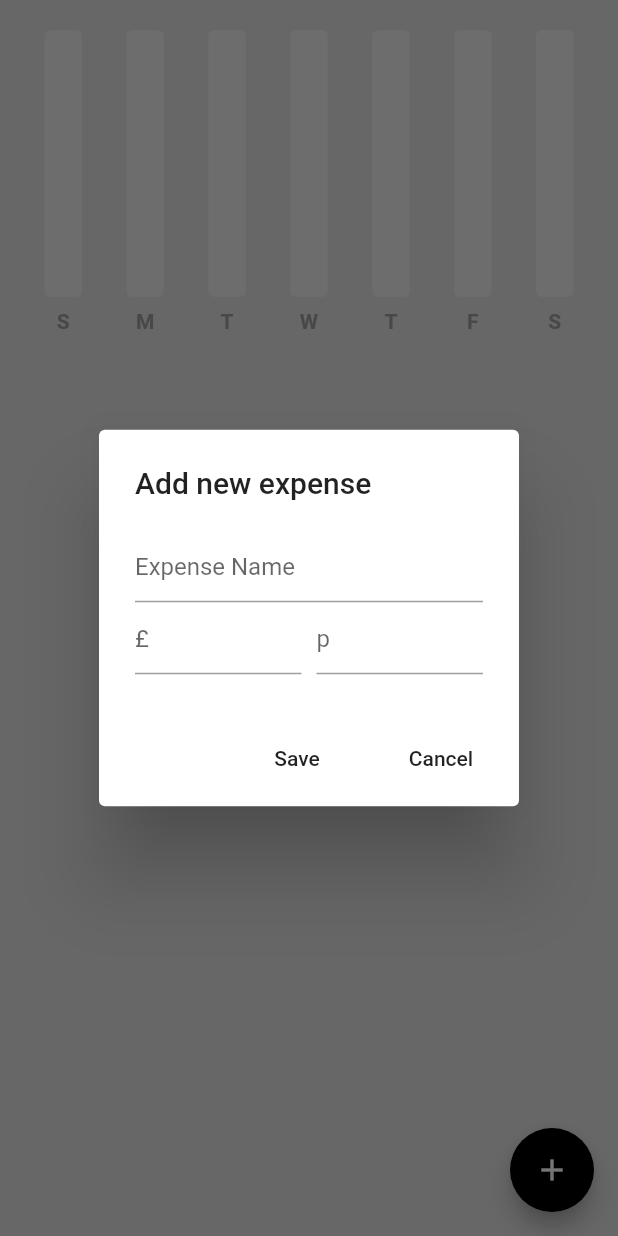
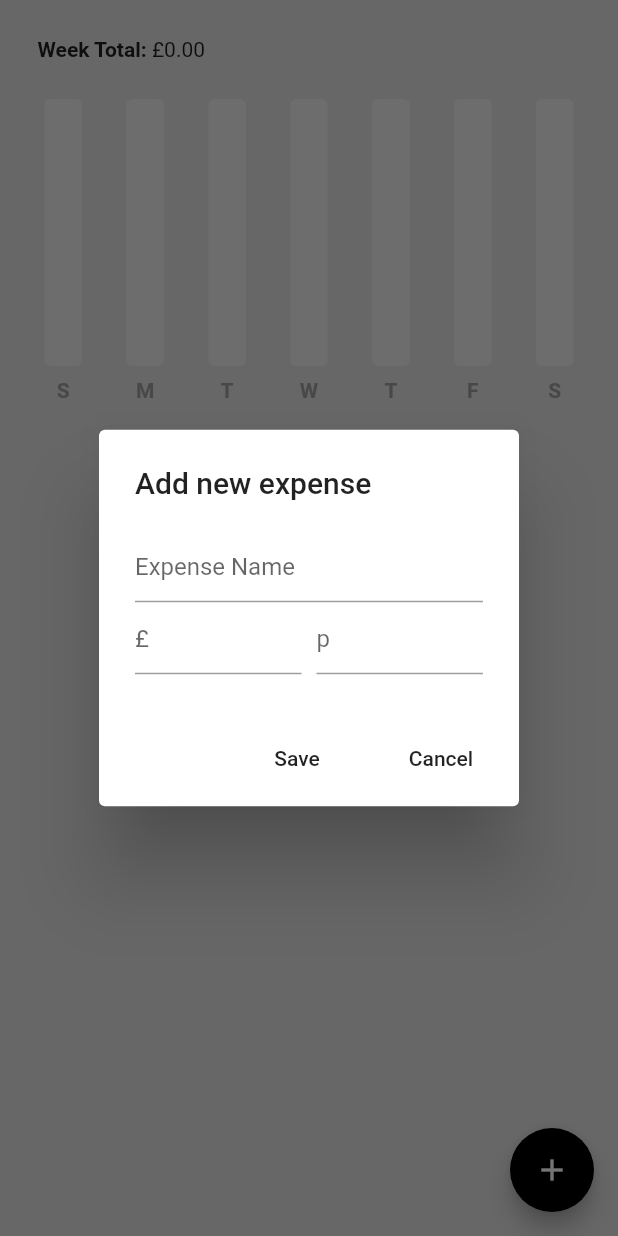
Before and after one commit to Sommos/flutter_expense_tracker, a Flutter app: the screen it shows after launch, after a tap on the "add" icon, on a phone screen of 412 x 824 dp. Run offline on Flutter 3.47's test engine with Material 2 defaults, Android fonts, the phone set to English and light mode, and no system bars; drawn by our look-alikes of fl_chart; our stand-ins replace hive_flutter; accounts and stored records are empty.

Commit message:
added weekly total

```diff
--- a/lib/components/expense_summary.dart
+++ b/lib/components/expense_summary.dart
@@ -44,6 +44,34 @@ class ExpenseSummary extends StatelessWidget {
     return max == 0 ? 100 : max;
   }
 
+  // calculate the total expenses for the week
+  String calculateWeekTotal(
+    ExpenseData value,
+    String sunday,
+    String monday,
+    String tuesday,
+    String wednesday,
+    String thursday,
+    String friday,
+    String saturday,
+  ) {
+    List<double> values = [
+      value.calculateDailyExpenseSummary()[sunday] ?? 0,
+      value.calculateDailyExpenseSummary()[monday] ?? 0,
+      value.calculateDailyExpenseSummary()[tuesday] ?? 0,
+      value.calculateDailyExpenseSummary()[wednesday] ?? 0,
+      value.calculateDailyExpenseSummary()[thursday] ?? 0,
+      value.calculateDailyExpenseSummary()[friday] ?? 0,
+      value.calculateDailyExpenseSummary()[saturday] ?? 0,
+    ];
+
+    double total = 0;
+    for(int i = 0; i < values.length; i++) {
+      total += values[i];
+    }
+
+    return total.toStringAsFixed(2);
+  }
   @override
   Widget build(BuildContext context) {
     // get yyyymmdd for each day of this week
@@ -56,7 +84,19 @@ class ExpenseSummary extends StatelessWidget {
     String saturday = convertDateTimeToString(startOfWeek.add(const Duration(days: 6)));
 
     return Consumer<ExpenseData>(
-      builder: (context, value, child) => SizedBox(
+      builder: (context, value, child) => Column(
+        children: [
+          // show total for the week
+          Padding(
+            padding: const EdgeInsets.all(25.0),
+            child: Row(
+              children: [
+                const Text("Week Total: ", style: TextStyle(fontWeight: FontWeight.bold),),
+                Text("£${calculateWeekTotal(value, sunday, monday, tuesday, wednesday, thursday, friday, saturday)}"),
+              ],
+            ),
+          ),
+          SizedBox(
             height: 200,
             child: MyBarGraph(
               maxY: calculateMax(value, sunday, monday, tuesday, wednesday, thursday, friday, saturday),
@@ -68,7 +108,9 @@ class ExpenseSummary extends StatelessWidget {
               friAmount: value.calculateDailyExpenseSummary()[friday] ?? 0,
               satAmount: value.calculateDailyExpenseSummary()[saturday] ?? 0,
             )
-      )
+          ),
+        ],
+      ),
     );
   }
 }
--- a/lib/pages/home_page.dart
+++ b/lib/pages/home_page.dart
@@ -99,6 +99,11 @@ class _HomePageState extends State<HomePage> {
     );
   }
 
+  // delete method
+  void delete(ExpenseItem expense) {
+    Provider.of<ExpenseData>(context, listen: false).deleteExpense(expense);
+  }
+
   // save method
   void save() {
     // put pounds and pence together
@@ -140,7 +145,6 @@ class _HomePageState extends State<HomePage> {
           child: const Icon(Icons.add),
         ),
         body: ListView(children: [
-          const SizedBox(height: 20),
           // weekly summary
           ExpenseSummary(startOfWeek: value.startOfWeekDate()),
 
```
Lines whose indentation alone changed are shown as unchanged.
